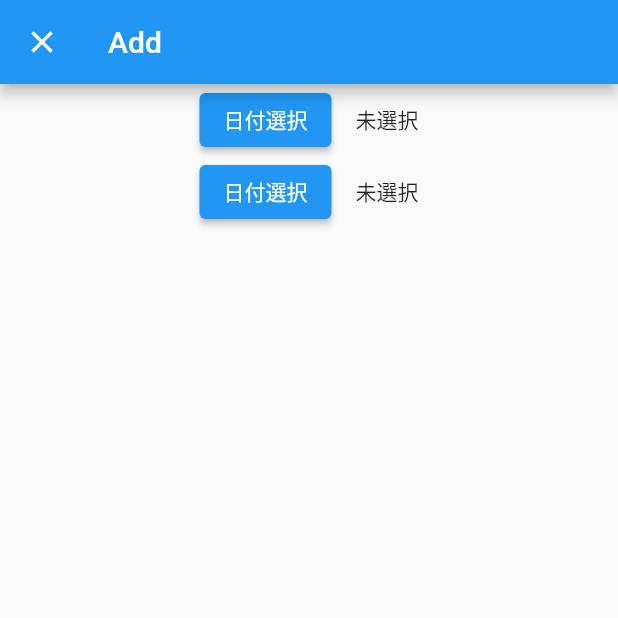
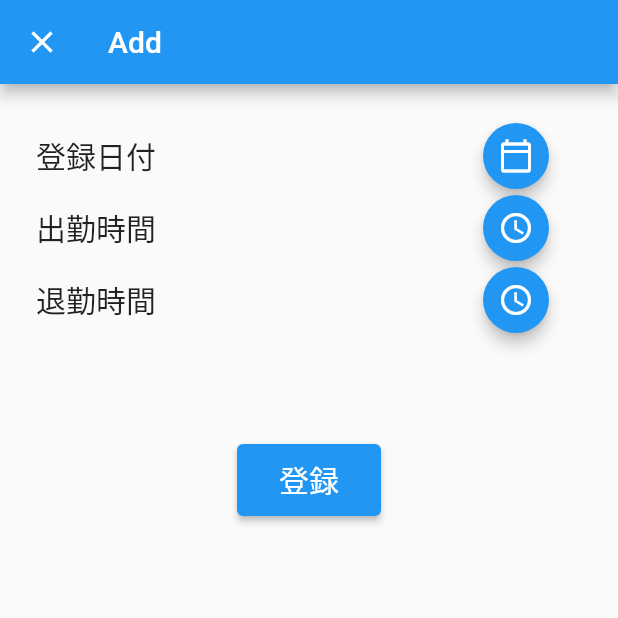
Before and after one commit to nfrutta/flutter-samples, a Flutter app: the screen it shows after launch, item 2 of the bottom bar chosen, after a tap on the "add" icon, on a phone screen of 412 x 824 dp, the top half of it. Run offline on Flutter 3.47's test engine with Material 2 defaults, Android fonts, the phone set to English and light mode, and no system bars; our stand-ins replace cloud_firestore, firebase_core, flutter_slidable; accounts and stored records are empty.

Commit message:
追加画面を実装中

```diff
--- a/project/simple_timecard/lib/presentation/add/add_model.dart
+++ b/project/simple_timecard/lib/presentation/add/add_model.dart
@@ -3,6 +3,7 @@ import 'package:flutter/material.dart';
 class AddModel extends ChangeNotifier {
   DateTime? selectedDate;
   String? selectedStartTime;
+  String? selectedEndTime;
 
   Future setDate(DateTime? datetime) async {
     this.selectedDate = datetime;
@@ -17,4 +18,12 @@ class AddModel extends ChangeNotifier {
         time.hour.toString() + ':' + time.minute.toString();
     notifyListeners();
   }
+
+  Future setEndTime(TimeOfDay? time) async {
+    if (time == null) {
+      return;
+    }
+    this.selectedEndTime = time.hour.toString() + ':' + time.minute.toString();
+    notifyListeners();
+  }
 }
--- a/project/simple_timecard/lib/presentation/add/add_page.dart
+++ b/project/simple_timecard/lib/presentation/add/add_page.dart
@@ -15,12 +15,24 @@ class AddPage extends StatelessWidget {
         ),
         body: Center(
           child: Consumer<AddModel>(builder: (context, model, child) {
-            return Column(
+            return Padding(
+              padding: const EdgeInsets.all(24.0),
+              child: Column(
                 children: [
                   Row(
-                  mainAxisAlignment: MainAxisAlignment.center,
                     children: [
-                    ElevatedButton(
+                      Text('登録日付', style: TextStyle(fontSize: 20)),
+                      Spacer(flex: 1),
+                      Container(
+                        child: model.selectedDate != null
+                            ? Text(
+                                DateFormat('yyyy/MM/dd E')
+                                    .format(model.selectedDate!),
+                                style: TextStyle(fontSize: 20))
+                            : Text(''),
+                      ),
+                      Spacer(flex: 1),
+                      RawMaterialButton(
                         onPressed: () async {
                           final DateTime? pickedDate = await showDatePicker(
                             context: context,
@@ -31,18 +43,27 @@ class AddPage extends StatelessWidget {
                           );
                           await model.setDate(pickedDate);
                         },
-                        child: Text('日付選択')),
-                    SizedBox(width: 16),
-                    model.selectedDate != null
-                        ? Text(DateFormat('yyyy/MM/dd E')
-                            .format(model.selectedDate!))
-                        : Text('未選択'),
+                        elevation: 4.0,
+                        fillColor: Colors.blue,
+                        child: Icon(
+                          Icons.calendar_today_outlined,
+                          color: Colors.white,
+                        ),
+                        padding: EdgeInsets.all(10.0),
+                        shape: CircleBorder(),
+                      ),
                     ],
                   ),
                   Row(
-                  mainAxisAlignment: MainAxisAlignment.center,
                     children: [
-                    ElevatedButton(
+                      Text('出勤時間', style: TextStyle(fontSize: 20)),
+                      Spacer(flex: 1),
+                      model.selectedStartTime != null
+                          ? Text(model.selectedStartTime!,
+                              style: TextStyle(fontSize: 20))
+                          : Text(''),
+                      Spacer(flex: 1),
+                      RawMaterialButton(
                         onPressed: () async {
                           final TimeOfDay? pickedTime = await showTimePicker(
                             context: context,
@@ -50,14 +71,61 @@ class AddPage extends StatelessWidget {
                           );
                           await model.setStartTime(pickedTime);
                         },
-                        child: Text('日付選択')),
-                    SizedBox(width: 16),
-                    model.selectedStartTime != null
-                        ? Text(model.selectedStartTime!)
-                        : Text('未選択'),
+                        elevation: 4.0,
+                        fillColor: Colors.blue,
+                        child: Icon(
+                          Icons.access_time,
+                          color: Colors.white,
+                        ),
+                        padding: EdgeInsets.all(10.0),
+                        shape: CircleBorder(),
+                      ),
                     ],
                   ),
+                  Row(
+                    children: [
+                      Text('退勤時間', style: TextStyle(fontSize: 20)),
+                      Spacer(flex: 1),
+                      model.selectedEndTime != null
+                          ? Text(model.selectedEndTime!,
+                              style: TextStyle(fontSize: 20))
+                          : Text(''),
+                      Spacer(flex: 1),
+                      RawMaterialButton(
+                        onPressed: () async {
+                          final TimeOfDay? pickedTime = await showTimePicker(
+                            context: context,
+                            initialTime: TimeOfDay.now(),
+                          );
+                          await model.setEndTime(pickedTime);
+                        },
+                        elevation: 4.0,
+                        fillColor: Colors.blue,
+                        child: Icon(
+                          Icons.access_time,
+                          color: Colors.white,
+                        ),
+                        padding: EdgeInsets.all(10.0),
+                        shape: CircleBorder(),
+                      ),
                     ],
+                  ),
+                  SizedBox(height: 64),
+                  Padding(
+                    padding: const EdgeInsets.all(8.0),
+                    child: SizedBox(
+                      height: 48,
+                      width: 96,
+                      child: ElevatedButton(
+                          onPressed: () {},
+                          child: Text(
+                            '登録',
+                            style: TextStyle(fontSize: 20),
+                          )),
+                    ),
+                  ),
+                ],
+              ),
             );
           }),
         ),
--- a/project/simple_timecard/lib/presentation/today/today_page.dart
+++ b/project/simple_timecard/lib/presentation/today/today_page.dart
@@ -72,8 +72,8 @@ class TodayPage extends StatelessWidget {
                     Padding(
                       padding: const EdgeInsets.all(8.0),
                       child: SizedBox(
-                        height: 48,
-                        width: 96,
+                        height: 56,
+                        width: 120,
                         child: ElevatedButton(
                             onPressed: () async {
                               showProgressDialog(context);
@@ -81,14 +81,15 @@ class TodayPage extends StatelessWidget {
                               hideProgressDialog(context);
                               showSnackBar(context, '出勤時間を登録しました。');
                             },
-                            child: Text('出勤打刻')),
+                            child:
+                                Text('出勤打刻', style: TextStyle(fontSize: 20))),
                       ),
                     ),
                     Padding(
                       padding: const EdgeInsets.all(8.0),
                       child: SizedBox(
-                        height: 48,
-                        width: 96,
+                        height: 56,
+                        width: 120,
                         child: ElevatedButton(
                             onPressed: () async {
                               showProgressDialog(context);
@@ -96,7 +97,8 @@ class TodayPage extends StatelessWidget {
                               hideProgressDialog(context);
                               showSnackBar(context, '退勤時間を登録しました。');
                             },
-                            child: Text('退勤打刻')),
+                            child:
+                                Text('退勤打刻', style: TextStyle(fontSize: 20))),
                       ),
                     ),
                   ],
```
Lines whose indentation alone changed are shown as unchanged.
